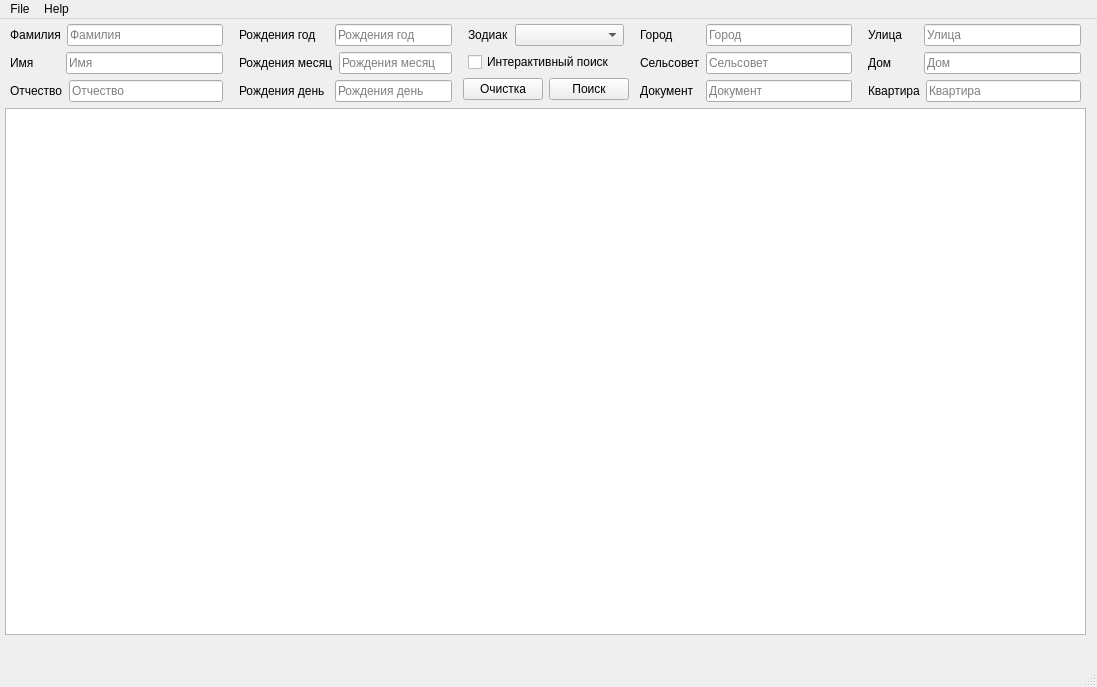
Old version of the form testBD.ui in the repository MindVersal/testPython.
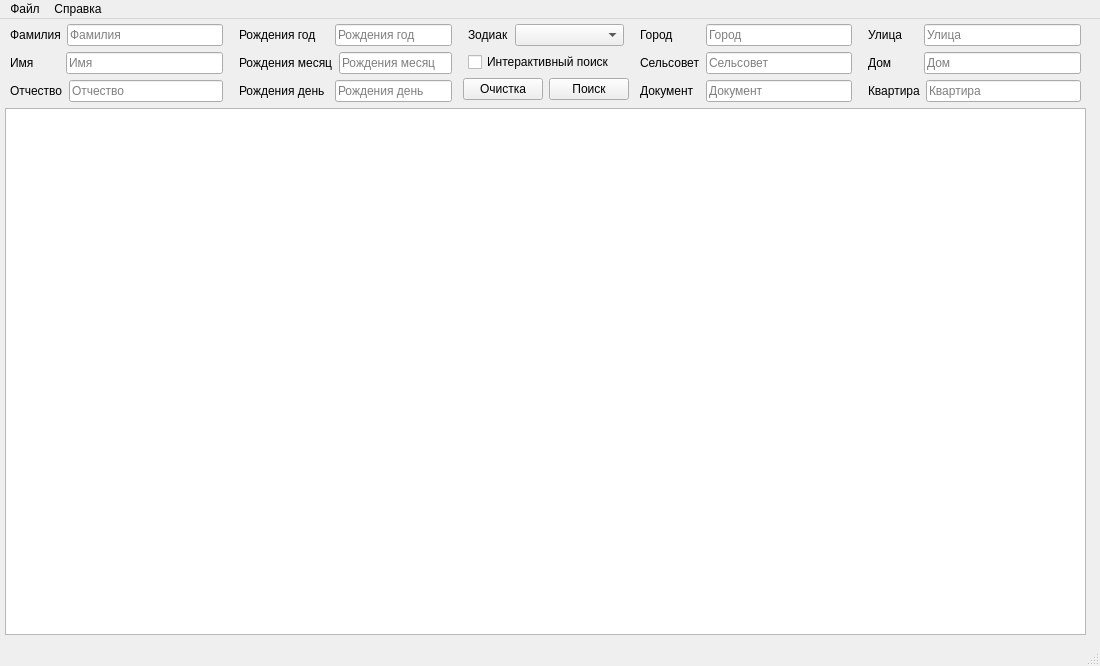
New version of the form. Icons and pictures are not drawn.

Patch:
```diff
--- a/testBD.ui
+++ b/testBD.ui
@@ -6,8 +6,8 @@
    <rect>
     <x>0</x>
     <y>0</y>
-    <width>1097</width>
-    <height>687</height>
+    <width>1100</width>
+    <height>660</height>
    </rect>
   </property>
   <property name="windowTitle">
@@ -18,6 +18,30 @@
     <normaloff>icon_1.png</normaloff>icon_1.png</iconset>
   </property>
   <widget class="QWidget" name="centralwidget">
+   <property name="minimumSize">
+    <size>
+     <width>1100</width>
+     <height>625</height>
+    </size>
+   </property>
+   <property name="maximumSize">
+    <size>
+     <width>1100</width>
+     <height>625</height>
+    </size>
+   </property>
+   <property name="baseSize">
+    <size>
+     <width>1100</width>
+     <height>625</height>
+    </size>
+   </property>
+   <property name="layoutDirection">
+    <enum>Qt::LeftToRight</enum>
+   </property>
+   <property name="autoFillBackground">
+    <bool>true</bool>
+   </property>
    <widget class="QWidget" name="gridLayoutWidget">
     <property name="geometry">
      <rect>
@@ -723,13 +747,13 @@
     <rect>
      <x>0</x>
      <y>0</y>
-     <width>1097</width>
+     <width>1100</width>
      <height>19</height>
     </rect>
    </property>
    <widget class="QMenu" name="menuFile">
     <property name="title">
-     <string>File</string>
+     <string>Файл</string>
     </property>
     <addaction name="actionReset"/>
     <addaction name="separator"/>
@@ -737,7 +761,7 @@
    </widget>
    <widget class="QMenu" name="menuHelp">
     <property name="title">
-     <string>Help</string>
+     <string>Справка</string>
     </property>
     <addaction name="actionAbout"/>
    </widget>
```
Left out of the diff: 6 changed lines with no effect on the pictures.
